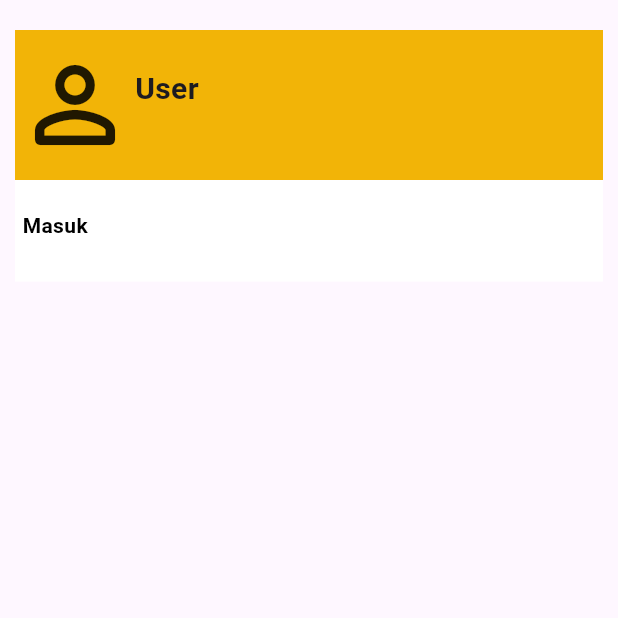
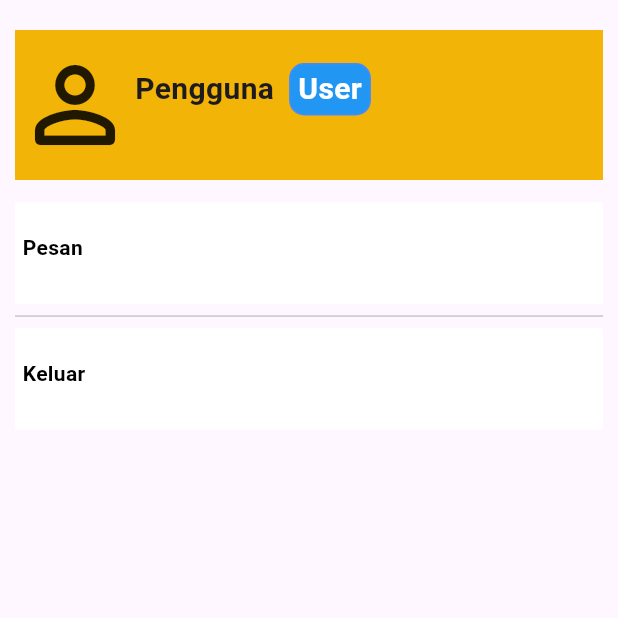
Before and after one commit to aminsum9/foto-app, a Flutter app: the Account screen opened directly, on a phone screen of 412 x 824 dp, the top half of it. Run offline on Flutter 3.47's test engine with Material 3 defaults, Android fonts, the light colour scheme and no system bars; our stand-ins replace carousel_slider, dropdown_search, file_picker, flutter_svg, fluttertoast, image_picker and 2 more; missing offline and left inert: bulleted_list; accounts and stored records are empty; network calls fail; project files that could hold a hidden picture were left out.

Commit message:
add check role user

```diff
--- a/lib/views/account.dart
+++ b/lib/views/account.dart
@@ -18,20 +18,26 @@ class AccountState extends State<Account> {
   dynamic dataUser;
   String userName = '';
   String userEmail = '';
+  bool? isUserLogin;
+  bool? isAdmin;
 
   @override
   void initState() {
     super.initState();
-    getDataUser();
+    getData();
   }
 
-  void getDataUser() async {
+  void getData() async {
     String user = await handle_storage.getDataStorage('user');
+    String token = await handle_storage.getDataStorage('token');
+    String roleUsers = await handle_storage.getDataStorage('role_users');
 
     setState(() {
       dataUser = jsonDecode(user);
-      userName = dataUser != null ? jsonDecode(user)['nama'] : 'User';
+      userName = dataUser != null ? jsonDecode(user)['nama'] : 'Pengguna';
       userEmail = dataUser != null ? jsonDecode(user)['username'] : "";
+      isUserLogin = token != '' && token != "null";
+      isAdmin = roleUsers == 'Administrator';
     });
   }
 
@@ -80,10 +86,38 @@ class AccountState extends State<Account> {
                             mainAxisAlignment: MainAxisAlignment.center,
                             crossAxisAlignment: CrossAxisAlignment.start,
                             children: [
-                              Text(
-                                userName,
-                                style: const TextStyle(
-                                    fontSize: 20, fontWeight: FontWeight.bold),
+                              Row(
+                                children: [
+                                  Text(
+                                    userName,
+                                    style: const TextStyle(
+                                        fontSize: 20,
+                                        fontWeight: FontWeight.bold),
+                                  ),
+                                  Visibility(
+                                      visible: isUserLogin == true,
+                                      child: Container(
+                                        padding: const EdgeInsets.only(
+                                            left: 5,
+                                            right: 5,
+                                            top: 2,
+                                            bottom: 2),
+                                        margin: const EdgeInsets.only(left: 10),
+                                        decoration: BoxDecoration(
+                                            color: Colors.blue,
+                                            borderRadius:
+                                                BorderRadius.circular(10),
+                                            border: Border.all(
+                                                color: Colors.blueAccent)),
+                                        child: Text(
+                                          isAdmin == true ? 'Admnin' : 'User',
+                                          style: const TextStyle(
+                                              fontSize: 20,
+                                              color: Colors.white,
+                                              fontWeight: FontWeight.bold),
+                                        ),
+                                      ))
+                                ],
                               ),
                               Text(
                                 userEmail,
@@ -94,11 +128,11 @@ class AccountState extends State<Account> {
                     ],
                   ),
                 ),
+                const Padding(padding: EdgeInsets.only(top: 15)),
                 Visibility(
-                    visible: dataUser != null,
+                    visible: isUserLogin == true && isAdmin == true,
                     child: Column(
                       children: [
-                        const Padding(padding: EdgeInsets.only(top: 15)),
                         ButtonList(
                             onClick: () =>
                                 Navigator.pushNamed(context, '/category'),
@@ -107,7 +141,7 @@ class AccountState extends State<Account> {
                       ],
                     )),
                 Visibility(
-                    visible: dataUser != null,
+                    visible: isUserLogin == true && isAdmin == true,
                     child: Column(
                       children: [
                         ButtonList(
@@ -118,7 +152,7 @@ class AccountState extends State<Account> {
                       ],
                     )),
                 Visibility(
-                    visible: dataUser != null,
+                    visible: isUserLogin == true,
                     child: Column(
                       children: [
                         ButtonList(
@@ -129,7 +163,7 @@ class AccountState extends State<Account> {
                       ],
                     )),
                 Visibility(
-                    visible: dataUser == null,
+                    visible: isUserLogin == false,
                     child: Column(
                       children: [
                         ButtonList(
@@ -139,7 +173,7 @@ class AccountState extends State<Account> {
                       ],
                     )),
                 Visibility(
-                    visible: dataUser != null,
+                    visible: isUserLogin == true,
                     child: ButtonList(
                         onClick: () => handleLogOut(), title: 'Keluar'))
               ],
--- a/lib/views/document/detaildocument.dart
+++ b/lib/views/document/detaildocument.dart
@@ -22,6 +22,7 @@ class DetailDocumentState extends State<DetailDocument> {
   DocumentModel? documentData;
   List<Widget> fotoList = [];
   bool? isUserLogin;
+  bool? isAdmin;
 
   void confirmDelete() {
     showDialog<void>(
@@ -59,9 +60,11 @@ class DetailDocumentState extends State<DetailDocument> {
 
   void getStorageToken() async {
     String token = await handle_storage.getDataStorage('token');
+    String roleUsers = await handle_storage.getDataStorage('role_users');
 
     setState(() {
       isUserLogin = token != '' && token != "null";
+      isAdmin = roleUsers == 'Administrator';
     });
   }
 
@@ -377,7 +380,7 @@ class DetailDocumentState extends State<DetailDocument> {
                         padding: EdgeInsets.all(20.0),
                       ),
                       Visibility(
-                          visible: isUserLogin == true,
+                          visible: isUserLogin == true && isAdmin == true,
                           child: Row(
                             children: [
                               TextButton(
--- a/lib/views/document/document.dart
+++ b/lib/views/document/document.dart
@@ -20,6 +20,7 @@ class Document extends StatefulWidget {
 class DocumentState extends State<Document> {
   List<DocumentModel> data = [];
   bool? isUserLogin;
+  bool? isAdmin;
   int currentTotalData = 0;
   int page = 1;
   int paging = 10;
@@ -38,10 +39,12 @@ class DocumentState extends State<Document> {
   void getData() async {
     List<DocumentModel> dataTrans = await getDataDocument(1);
     String token = await handle_storage.getDataStorage('token');
+    String roleUsers = await handle_storage.getDataStorage('role_users');
 
     setState(() {
       data = dataTrans;
       isUserLogin = token != '' && token != "null";
+      isAdmin = roleUsers == 'Administrator';
     });
   }
 
@@ -128,7 +131,7 @@ class DocumentState extends State<Document> {
         canPop: false,
         child: SafeArea(
             child: Scaffold(
-                floatingActionButton: isUserLogin == true
+                floatingActionButton: isUserLogin == true && isAdmin == true
                     ? FloatingActionButton(
                         onPressed: () =>
                             Navigator.pushNamed(context, '/add_document'),
--- a/lib/views/login.dart
+++ b/lib/views/login.dart
@@ -34,6 +34,8 @@ class LoginState extends State<Login> {
               'token', jsonDecode(response.body)['token'].toString());
           await handle_storage.saveDataStorage(
               'user', jsonEncode(jsonDecode(response.body)['data']));
+          await handle_storage.saveDataStorage('role_users',
+              jsonDecode(response.body)['data']['role_users'].toString());
 
           // ignore: use_build_context_synchronously
           Navigator.pushNamed(context, '/home');
--- a/lib/views/pesan/detailpesan.dart
+++ b/lib/views/pesan/detailpesan.dart
@@ -20,6 +20,7 @@ class DetailPesan extends StatefulWidget {
 
 class DetailPesanState extends State<DetailPesan> {
   bool? isUserLogin;
+  bool? isAdmin;
 
   void confirmDelete() {
     showDialog<void>(
@@ -57,9 +58,11 @@ class DetailPesanState extends State<DetailPesan> {
 
   void getStorageToken() async {
     String token = await handle_storage.getDataStorage('token');
+    String roleUsers = await handle_storage.getDataStorage('role_users');
 
     setState(() {
       isUserLogin = token != '' && token != "null";
+      isAdmin = roleUsers == 'Administrator';
     });
   }
 
@@ -398,7 +401,7 @@ class DetailPesanState extends State<DetailPesan> {
                         padding: EdgeInsets.all(20.0),
                       ),
                       Visibility(
-                          visible: isUserLogin == true,
+                          visible: isUserLogin == true && isAdmin == true,
                           child: Row(children: [
                             TextButton(
                               onPressed: () => confirmDelete(),
--- a/lib/views/pesan/editpesan.dart
+++ b/lib/views/pesan/editpesan.dart
@@ -179,14 +179,10 @@ class EditPesanState extends State<EditPesan> {
     request.fields['nama'] = controllerNamaSurat.text;
     request.fields['nama_project'] = controllerNamaProject.text;
 
-    // tanggal_awal,
     request.fields['tanggal_awal'] = tanggalAwal.toString().split('.')[0];
-    // waktu_awal,
     request.fields['waktu_awal'] =
         "${waktuAwal.hour.toString()}:${waktuAwal.minute.toString()}:00";
-    // tanggal_akhir,
     request.fields['tanggal_akhir'] = tanggalAkhir.toString().split('.')[0];
-    // waktu_akhir,
     request.fields['waktu_akhir'] =
         "${waktuAkhir.hour.toString()}:${waktuAkhir.minute.toString()}:00";
 
@@ -194,7 +190,7 @@ class EditPesanState extends State<EditPesan> {
     request.fields['acara'] = controllerAcara.text;
     request.fields['fotografer'] = controllerFotografer.text.toString();
     request.fields['videografer'] = controllerVideografer.text.toString();
-    // --- status
+    // status
     request.fields['link'] = controllerLink.text.toString();
     // request.fields['users_id'] = dataUser['id'].toString();
 
--- a/lib/views/project/detailproject.dart
+++ b/lib/views/project/detailproject.dart
@@ -21,6 +21,7 @@ class DetailProject extends StatefulWidget {
 class DetailProjectState extends State<DetailProject> {
   ProjectModel? projectData;
   bool? isUserLogin;
+  bool? isAdmin;
 
   void confirmDelete() {
     showDialog<void>(
@@ -58,9 +59,11 @@ class DetailProjectState extends State<DetailProject> {
 
   void getStorageToken() async {
     String token = await handle_storage.getDataStorage('token');
+    String roleUsers = await handle_storage.getDataStorage('role_users');
 
     setState(() {
       isUserLogin = token != '' && token != "null";
+      isAdmin = roleUsers == 'Administrator';
     });
   }
 
@@ -211,7 +214,7 @@ class DetailProjectState extends State<DetailProject> {
                         padding: EdgeInsets.all(20.0),
                       ),
                       Visibility(
-                          visible: isUserLogin == true,
+                          visible: isUserLogin == true && isAdmin == true,
                           child: Row(children: [
                             TextButton(
                               onPressed: () => confirmDelete(),
--- a/lib/views/register.dart
+++ b/lib/views/register.dart
@@ -49,6 +49,8 @@ class RegisterState extends State<Register> {
               'token', jsonDecode(response.body)['token'].toString());
           await handle_storage.saveDataStorage(
               'user', jsonEncode(jsonDecode(response.body)['data']));
+          await handle_storage.saveDataStorage('role_users',
+              jsonDecode(response.body)['data']['role_users'].toString());
 
           // ignore: use_build_context_synchronously
           Navigator.pushNamed(context, '/home');
--- a/lib/views/splash.dart
+++ b/lib/views/splash.dart
@@ -29,11 +29,13 @@ class SplashState extends State<Splash> with TickerProviderStateMixin {
               (response) async {
         if (response.statusCode == 200) {
           if (jsonDecode(response.body)['success'] == true) {
-            print("token: ${jsonDecode(response.body)['token'].toString()}");
+            // print("token: ${jsonDecode(response.body)['token'].toString()}");
             await handle_storage.saveDataStorage(
                 'token', jsonDecode(response.body)['token'].toString());
             await handle_storage.saveDataStorage(
                 'user', jsonEncode(jsonDecode(response.body)['data']));
+            await handle_storage.saveDataStorage('role_users',
+                jsonDecode(response.body)['data']['role_users'].toString());
 
             // ignore: use_build_context_synchronously
             Navigator.pushNamed(context, '/home');
```
Also changed, not shown: lib/views/category/category.dart (+21 -6 lines), lib/views/pesan/pesan.dart (+5 -2 lines), lib/views/project/project.dart (+8 -15 lines), lib/views/team/team.dart (+19 -4 lines).
